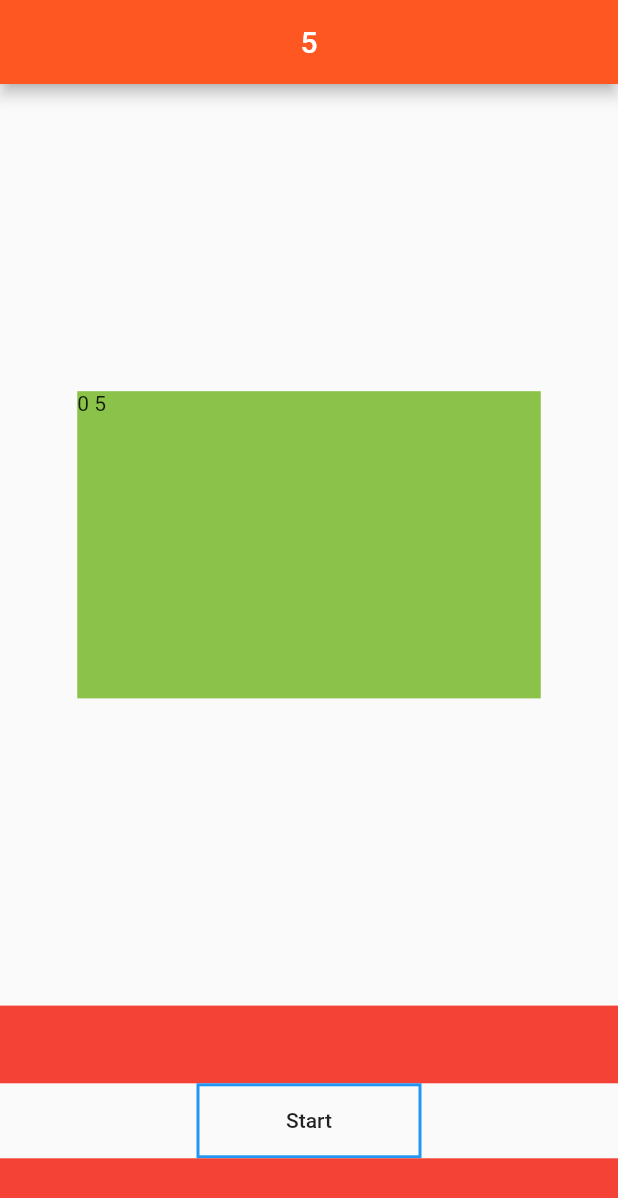
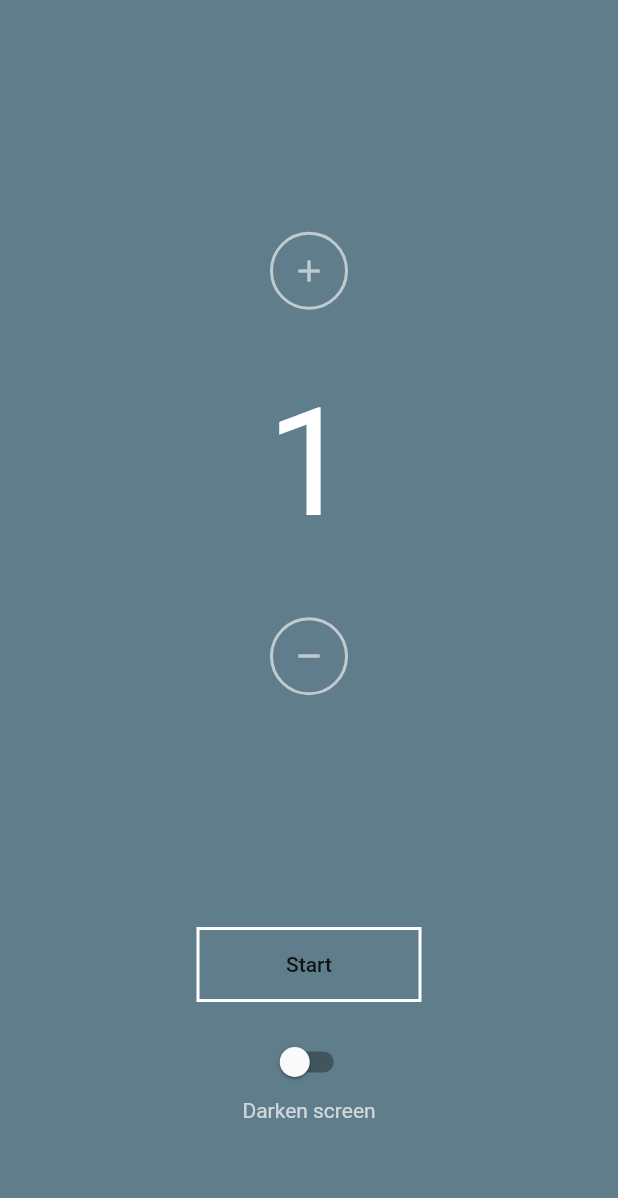
Before and after one commit to TheDoom-IT/postureCheck, a Flutter app: the screen it shows after launch, on a phone screen of 412 x 824 dp. Shown: the top 1198 px of the screen. Run offline on Flutter 3.47's test engine with Material 2 defaults, Android fonts, the phone set to English and light mode, and no system bars; our stand-ins replace audioplayers; missing offline and left inert: screen.

Commit message:
Implementation of Darken screen button

```diff
--- a/lib/main.dart
+++ b/lib/main.dart
@@ -1,56 +1,110 @@
 import 'dart:async';
 import 'package:audioplayers/audio_cache.dart';
 import 'package:flutter/material.dart';
+import 'package:screen/screen.dart';
 
 void main() {
-  runApp(
-      MaterialApp(
+  runApp(MaterialApp(
     home: MyApp(),
     title: 'My app',
-      )
-  );
+  ));
 }
 
 class MyClock extends StatelessWidget {
+  final int seconds;
+  final VoidCallback addButton;
+  final VoidCallback minusButton;
+  final countActive;
+  final myText;
 
-  final int seconds;
-  final int minutes;
-
-  MyClock({this.minutes,this.seconds});
+  MyClock({this.seconds, this.addButton, this.minusButton, this.countActive})
+      : myText = ((seconds / 60).floor() < 10 ? '0' : '') +
+            (seconds / 60).floor().toString() +
+            ':' +
+            (seconds % 60 < 10 ? '0' : '') +
+            (seconds % 60).toString();
 
   @override
-  Widget build(BuildContext context){
-    return Column(
-        children: <Widget>[
+  Widget build(BuildContext context) {
+    //shows only minutes and buttons to change them
+    if (countActive == false) {
+      return Column(children: <Widget>[
         Expanded(
           child: Container(),
         ),
         Expanded(
+            flex: 2,
             child: Container(
-                width: MediaQuery.of(context).size.width/4.0*3,
-                color: Colors.lightGreen,
-                child: Text(minutes.toString() + ' ' + seconds.toString()),
-              )
+                child: Column(children: [
+              Container(
+                decoration: BoxDecoration(
+                  color: Colors.blueGrey,
+                  shape: BoxShape.circle,
+                  border: Border.all(
+                      color: Colors.white60,
+                    width: 2,
                   ),
+                ),
+                child: IconButton(
+                  icon: Icon(Icons.add),
+                  color: Colors.white60,
+                  onPressed: addButton,
+                ),
+              ),
+              Expanded(
+                child: Center(
+                  child: Text(
+                    (seconds / 60).floor().toString(),
+                    style: TextStyle(
+                      color: Colors.white,
+                      fontSize: 100,
+                    ),
+                  ),
+                ),
+              ),
+              Container(
+                decoration: BoxDecoration(
+                  shape: BoxShape.circle,
+                  color: Colors.blueGrey,
+                  border: Border.all(
+                    color: Colors.white60,
+                    width: 2,
+                  ),
+                ),
+                child: IconButton(
+                  icon: Icon(Icons.remove),
+                  color: Colors.white60,
+                  onPressed: minusButton,
+                ),
+              ),
+            ]))),
         Expanded(
           child: Container(),
         ),
-        ]
+      ]);
+    }
+    return Center(
+      child: Text(
+        myText,
+        style: TextStyle(
+          color: Colors.white,
+          fontSize: 100,
+        ),
+      ),
     );
   }
 }
 
-class MyButton extends StatelessWidget{
-
-  MyButton({this.buttonString,this.onPressed});
+class MyButton extends StatelessWidget {
+  MyButton({this.buttonString, this.onPressed});
 
   final buttonString;
   final VoidCallback onPressed;
 
-  final buttonColor = Colors.blue;
+  final buttonColor = Colors.white;
 
   @override
-  Widget build(BuildContext context){
+  Widget build(BuildContext context) {
     return Container(
         height: 50,
         width: 150,
@@ -64,115 +118,150 @@ class MyButton extends StatelessWidget{
         child: FlatButton(
           child: Text(buttonString),
           onPressed: onPressed,
-      )
+        ));
+  }
+}
+
+class MySwitch extends StatelessWidget {
+  MySwitch({this.darkenScreen, this.onChanged});
+
+  final bool darkenScreen;
+  final void Function(bool) onChanged;
+
+  @override
+  Widget build(BuildContext context) {
+    return Container(
+      height: 80,
+      child: Column(children: [
+        Expanded(child: Container()),
+        Switch(
+          activeColor: Colors.white,
+          value: darkenScreen,
+          onChanged: onChanged,
+        ),
+        Text('Darken screen',
+            style: TextStyle(
+              color: Colors.white70,
+            ))
+      ]),
     );
   }
 }
 
-class MyApp extends StatefulWidget{
+class MyApp extends StatefulWidget {
   @override
   _MyAppState createState() => _MyAppState();
 }
 
-class _MyAppState extends State<MyApp>{
+class _MyAppState extends State<MyApp> {
+  Timer timer;
+  double brightnessSaved;
+  int secondsToCount = 60;
+  int minutesSet = 1;
+  bool countActive = false;
+  bool darkenScreen = false;
+  AudioCache audio = AudioCache();
+  var buttonString = "Start";
 
-  Timer timer;
-  _MyAppState(){
-    timer = new Timer.periodic(new Duration(seconds: 1), _decrement);
+  _MyAppState() {
+    getBrightness();
+    timer = new Timer.periodic(new Duration(seconds: 1), decrementTimer);
     audio.load('sound.wav');
   }
-  var buttonString = "Start";
-  int secondsCurr = 5;
-  int minutesCurr = 0;
-  int secondsSaved = 5;
-  int minutesSaved = 0;
-  bool countActive = false;
-  AudioCache audio = AudioCache();
 
-  bool isCountEnd()
-  {
-    return secondsCurr == 0 && minutesCurr == 0;
+  void getBrightness() async {
+    brightnessSaved = await Screen.brightness;
+  }
+
+  void changeDarken(bool value) {
+    setState(() {
+      darkenScreen = value;
+    });
   }
 
   void playSound() {
     audio.play('sound.wav');
   }
 
-  void resetTime(){
-    secondsCurr = secondsSaved;
-    minutesCurr = minutesSaved;
+  void setTime() {
+    secondsToCount = minutesSet * 60;
   }
 
-  void startStopCounter(){
+  void startStopCounter() {
     setState(() {
       countActive = !countActive;
       buttonString = buttonString == "Start" ? "Stop" : "Start";
+      setTime();
 
-      if(countActive) {
-          secondsSaved = secondsCurr;
-          minutesSaved = minutesCurr;
+      if (countActive) {
+        Screen.keepOn(true);
+
+        if (darkenScreen) {
+          Screen.setBrightness(0);
+        }
+      } else {
+        Screen.keepOn(false);
+        Screen.setBrightness(brightnessSaved);
       }
     });
   }
 
-  void _decrement(Timer timer) {
-    if(countActive) {
-      secondsCurr--;
-      if(isCountEnd()) {
+  void decrementTimer(Timer timer) {
+    if (countActive) {
+      secondsToCount--;
+      if (secondsToCount == 0) {
         playSound();
-          resetTime();
+        setTime();
       }
-
       setState(() {});
     }
   }
 
+  void addMinute() {
+    minutesSet++;
+    if (minutesSet > 59) {
+      minutesSet = 1;
+    }
+    setTime();
+    setState(() {});
+  }
 
+  void substractMinute() {
+    minutesSet--;
+    if (minutesSet < 1) {
+      minutesSet = 59;
+    }
+    setTime();
+    setState(() {});
+  }
 
   @override
   Widget build(BuildContext context) {
     return MaterialApp(
       home: Scaffold(
-        appBar: AppBar(
-          backgroundColor: Colors.deepOrange,
-          title: Center(
-            child: Text(secondsCurr.toString()),
-            ),
-          ),
-        body: Center(
-            child: Column(
-                children: <Widget>[
+        backgroundColor: Colors.blueGrey,
+        body: Column(children: <Widget>[
           //Clock part
           Expanded(
-                    flex: 4,
-                    child: MyClock(seconds: secondsCurr,minutes: minutesCurr,),
+            flex: 3,
+            child: MyClock(
+              seconds: secondsToCount,
+              addButton: addMinute,
+              minusButton: substractMinute,
+              countActive: countActive,
+            ),
           ),
           //Button part
           Expanded(
-                    flex: 1,
-                      child: Column(
-                        children: <Widget>[
-                          Expanded(
-                            child: Container(color: Colors.red,),
-                          ),
-                           Container(
-                             height: 50,
-                             width: 150,
-                             child: MyButton(
+            child: Column(children: [
+              MyButton(
                 buttonString: buttonString,
                 onPressed: startStopCounter,
               ),
+              MySwitch(darkenScreen: darkenScreen, onChanged: changeDarken)
+            ]),
           ),
-                          Expanded(
-                            child: Container(color: Colors.red,),
-                          )
-
-                        ]
-                      ),
-                  ),
-                ]
-            )
-        ),
+        ]),
       ),
     );
   }
--- a/pubspec.yaml
+++ b/pubspec.yaml
@@ -24,6 +24,7 @@ dependencies:
   flutter:
     sdk: flutter
   audioplayers: 0.8.1
+  screen: ^0.0.5
 
 
   # The following adds the Cupertino Icons font to your application.
```
Also changed, not shown: pubspec.lock, 1 other file. Lines whose indentation alone changed are shown as unchanged.
